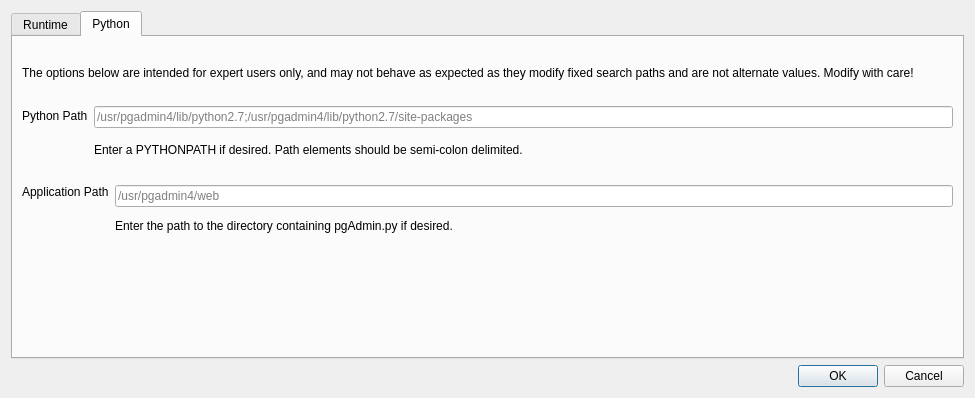
Before: the Qt Designer form runtime/ConfigWindow.ui in pgadmin-org/pgadmin4, drawn with Qt 5.
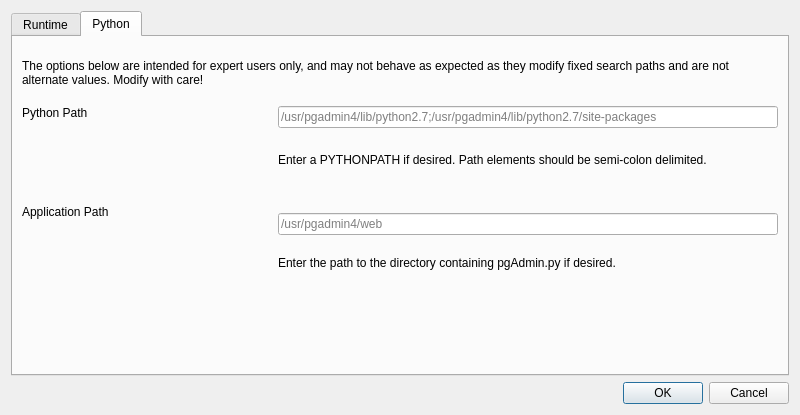
After: the same form once the commit is applied. The open tabs and pages were chosen to show the change.

```diff
--- a/runtime/ConfigWindow.ui
+++ b/runtime/ConfigWindow.ui
@@ -6,8 +6,8 @@
    <rect>
     <x>0</x>
     <y>0</y>
-    <width>975</width>
-    <height>398</height>
+    <width>800</width>
+    <height>415</height>
    </rect>
   </property>
   <property name="sizePolicy">
@@ -18,8 +18,8 @@
   </property>
   <property name="minimumSize">
    <size>
-    <width>975</width>
-    <height>300</height>
+    <width>800</width>
+    <height>415</height>
    </size>
   </property>
   <property name="windowTitle">
@@ -365,8 +365,8 @@
              </property>
              <property name="minimumSize">
               <size>
-               <width>450</width>
-               <height>28</height>
+               <width>0</width>
+               <height>0</height>
               </size>
              </property>
              <property name="text">
@@ -401,10 +401,16 @@
             <layout class="QVBoxLayout" name="verticalLayout_6">
              <item>
               <widget class="QLabel" name="pythonPathLabel">
+               <property name="sizePolicy">
+                <sizepolicy hsizetype="Fixed" vsizetype="Preferred">
+                 <horstretch>0</horstretch>
+                 <verstretch>0</verstretch>
+                </sizepolicy>
+               </property>
                <property name="minimumSize">
                 <size>
-                 <width>50</width>
-                 <height>20</height>
+                 <width>250</width>
+                 <height>0</height>
                 </size>
                </property>
                <property name="layoutDirection">
@@ -427,12 +433,12 @@
                 <enum>Qt::Vertical</enum>
                </property>
                <property name="sizeType">
-                <enum>QSizePolicy::Fixed</enum>
+                <enum>QSizePolicy::Expanding</enum>
                </property>
                <property name="sizeHint" stdset="0">
                 <size>
-                 <width>20</width>
-                 <height>40</height>
+                 <width>0</width>
+                 <height>0</height>
                 </size>
                </property>
               </spacer>
@@ -458,8 +464,8 @@
                </property>
                <property name="minimumSize">
                 <size>
-                 <width>300</width>
-                 <height>20</height>
+                 <width>0</width>
+                 <height>0</height>
                 </size>
                </property>
                <property name="text">
@@ -499,6 +505,18 @@
             <layout class="QVBoxLayout" name="verticalLayout_4">
              <item>
               <widget class="QLabel" name="applicationPathLabel">
+               <property name="sizePolicy">
+                <sizepolicy hsizetype="Fixed" vsizetype="Preferred">
+                 <horstretch>0</horstretch>
+                 <verstretch>0</verstretch>
+                </sizepolicy>
+               </property>
+               <property name="minimumSize">
+                <size>
+                 <width>250</width>
+                 <height>0</height>
+                </size>
+               </property>
                <property name="text">
                 <string>Application Path</string>
                </property>
@@ -513,12 +531,12 @@
                 <enum>Qt::Vertical</enum>
                </property>
                <property name="sizeType">
-                <enum>QSizePolicy::Fixed</enum>
+                <enum>QSizePolicy::Expanding</enum>
                </property>
                <property name="sizeHint" stdset="0">
                 <size>
-                 <width>20</width>
-                 <height>40</height>
+                 <width>0</width>
+                 <height>0</height>
                 </size>
                </property>
               </spacer>
@@ -544,8 +562,8 @@
                </property>
                <property name="minimumSize">
                 <size>
-                 <width>300</width>
-                 <height>20</height>
+                 <width>0</width>
+                 <height>0</height>
                 </size>
                </property>
                <property name="text">
```
Left out of the diff: 30 changed lines with no effect on the pictures.
